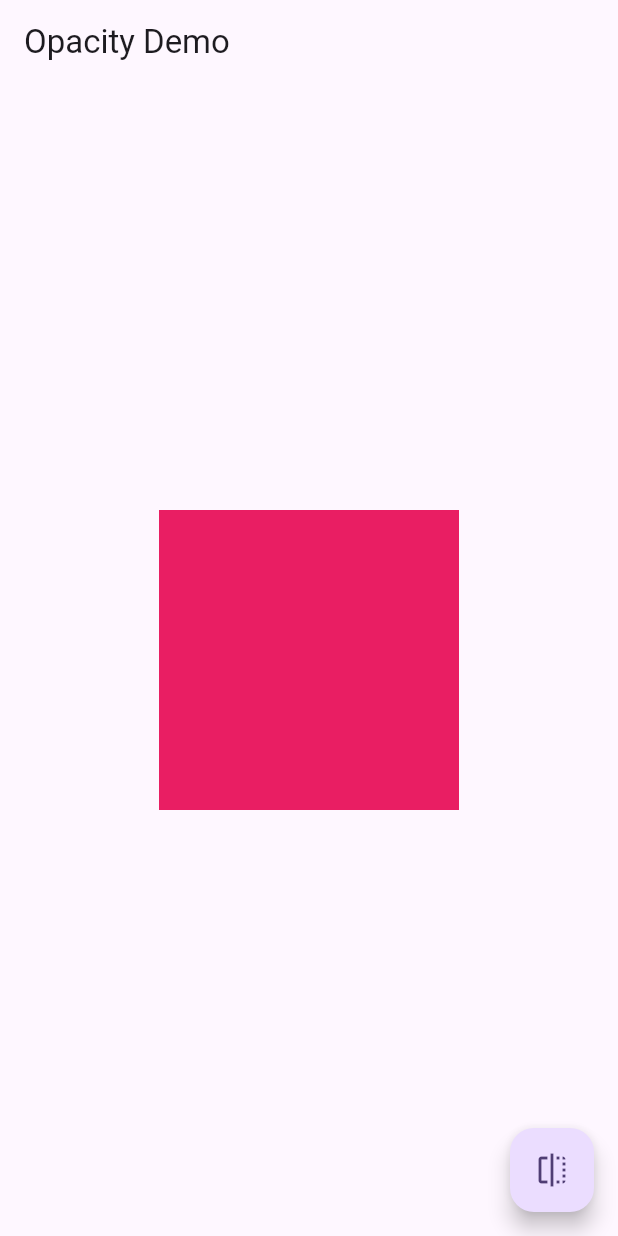
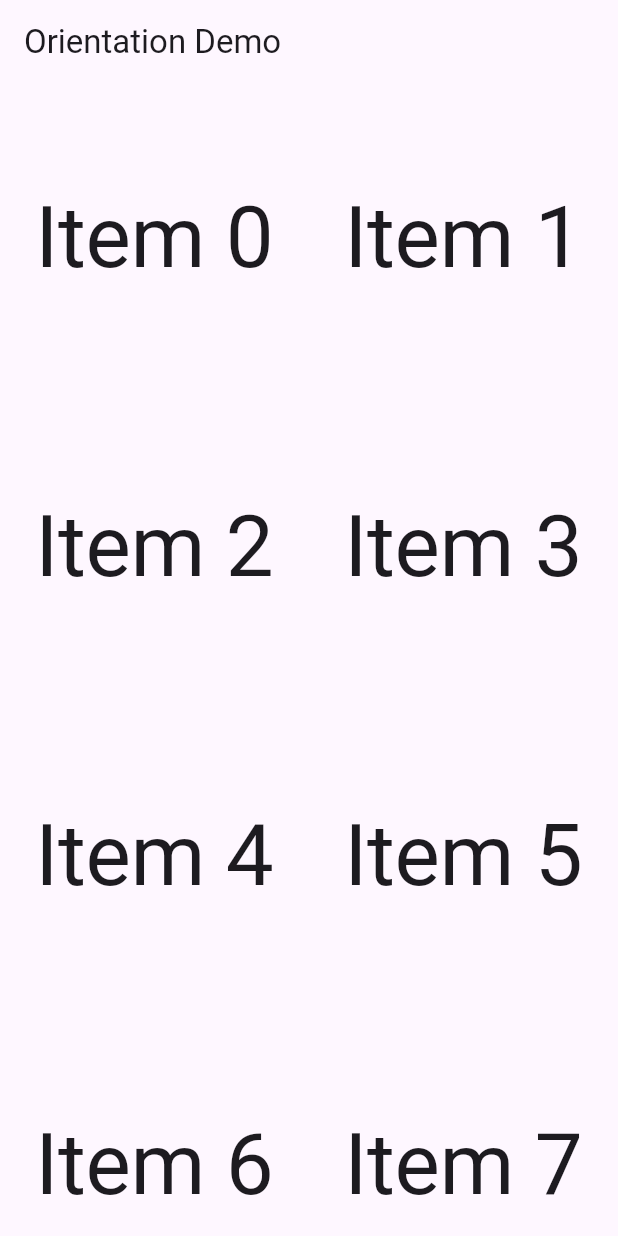
Before and after one commit to JakariaKhan-CSE/flutter-cookbook, a Flutter app: the screen it shows after launch, on a phone screen of 412 x 824 dp. Run offline on Flutter 3.47's test engine with Material 3 defaults, Android fonts, the phone set to English and light mode, and no system bars.

Commit message:
added drawer, snackbar and very useful ui based device orientation and also device rotation lock.

```diff
--- /dev/null
+++ b/lib/Design/update_ui_based_orientation.dart
@@ -0,0 +1,27 @@
+import 'package:flutter/material.dart';
+
+class UpdateUiBasedOrientation extends StatelessWidget {
+  const UpdateUiBasedOrientation({super.key});
+
+  @override
+  Widget build(BuildContext context) {
+    return Scaffold(
+      appBar: AppBar(title: Text('Orientation Demo'),),
+      body: OrientationBuilder(builder: (context, orientation) {
+        return GridView.count(
+          // Create a grid with 2 columns in portrait mode, or 3 columns in
+          // landscape mode.
+            crossAxisCount: orientation==Orientation.portrait?2:3,
+          // Generate 100 widgets that display their index in the List.
+        children: List.generate(100, (index){
+          return Center(
+            child: Text('Item $index',
+              style: Theme.of(context).textTheme.displayLarge,),
+          );
+        }),
+        );
+
+      },),
+    );
+  }
+}
--- a/lib/main.dart
+++ b/lib/main.dart
@@ -2,9 +2,20 @@ import 'package:cookbook_flutter/Animation/animate_page_route_transition.dart';
 import 'package:cookbook_flutter/Animation/animate_widget_physics_simulation.dart';
 import 'package:cookbook_flutter/Animation/animated_container_app.dart';
 import 'package:cookbook_flutter/Animation/opacity_animation.dart';
+import 'package:cookbook_flutter/Design/add_drawer_Screen.dart';
+import 'package:cookbook_flutter/Design/display_snackBar.dart';
+import 'package:cookbook_flutter/Design/update_ui_based_orientation.dart';
 import 'package:flutter/material.dart';
+import 'package:flutter/services.dart';
 
 void main() {
+  WidgetsFlutterBinding.ensureInitialized();
+  SystemChrome.setPreferredOrientations([
+    // Device rotation lock kore deya hosse only portraintUp support korbe baki(landscope) er support korbe
+    // Device rotate korleo change hobe
+    // Very Useful
+    DeviceOrientation.portraitUp
+  ]);
   runApp(const MyApp());
 }
 
@@ -22,7 +33,7 @@ class MyApp extends StatelessWidget {
         colorScheme: ColorScheme.fromSeed(seedColor: Colors.deepPurple),
         useMaterial3: true,
       ),
-      home: OpacityAnimation(),
+      home: UpdateUiBasedOrientation(),
     );
   }
 }
```
Also changed, not shown: lib/Design/add_drawer_Screen.dart (added, +94 -0 lines), lib/Design/display_snackBar.dart (added, +24 -0 lines).
